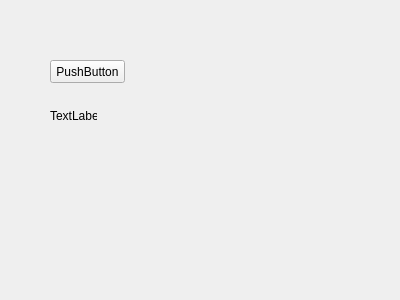
Before: the Qt Designer form suite/windows/program_index/zl_program_index.ui in jackiejay888/automation, drawn with Qt 5.
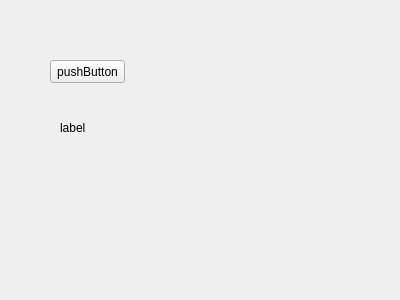
After: the same form once the commit is applied.

Commit message: update program_index

Diff of the .ui file:
```diff
--- a/suite/windows/program_index/zl_program_index.ui
+++ b/suite/windows/program_index/zl_program_index.ui
@@ -23,20 +23,20 @@
     </rect>
    </property>
    <property name="text">
-    <string>PushButton</string>
+    <string>pushButton</string>
    </property>
   </widget>
   <widget class="QLabel" name="label">
    <property name="geometry">
     <rect>
-     <x>50</x>
-     <y>110</y>
-     <width>47</width>
-     <height>12</height>
+     <x>60</x>
+     <y>120</y>
+     <width>81</width>
+     <height>16</height>
     </rect>
    </property>
    <property name="text">
-    <string>TextLabel</string>
+    <string>label</string>
    </property>
   </widget>
  </widget>
```
The commit also changes 7 other files.
